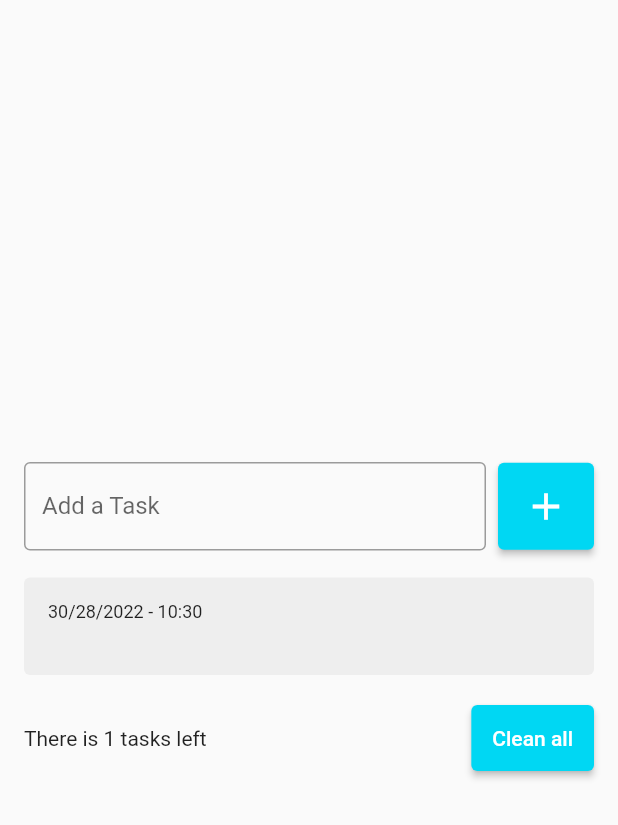
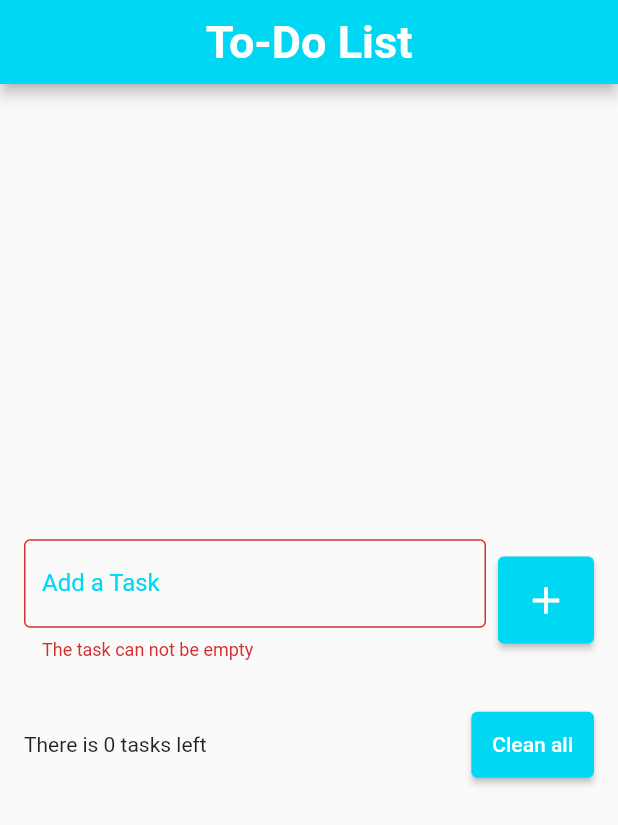
Before and after one commit to Vini-Coding/toDoList, a Flutter app: the screen it shows after launch, after a tap on the "add" icon, on a phone screen of 412 x 824 dp. Shown: the top 825 px of the screen. Run offline on Flutter 3.47's test engine with Material 2 defaults, Android fonts, the phone set to English and light mode, and no system bars; drawn by our look-alikes of flutter_slidable; our stand-ins replace shared_preferences.

Commit message:
Shared Preferences Implementation finished
- Repository file finished
- All Shared Preferences methods created were implemented.
- App bar addind.

```diff
--- a/to_do_list/lib/models/task.dart
+++ b/to_do_list/lib/models/task.dart
@@ -1,5 +1,7 @@
 class Task {
   Task({required this.title, required this.dateTime});
+
+  Task.fromJson(Map<String, dynamic> json) : title = json['title'], dateTime = DateTime.parse(json['dateTime']);
 
   String title;
   DateTime dateTime;
--- a/to_do_list/lib/pages/homepage.dart
+++ b/to_do_list/lib/pages/homepage.dart
@@ -16,11 +16,35 @@ class _HomePageState extends State<HomePage> {
   List<Task> tasks = [];
   Task? deletedTask;
   int? deletedTaskIndex;
+  String? errorText;
+
+  @override
+  void initState() {
+    super.initState();
+
+    tasksListRepository.getTaskList().then((value) {
+      setState(() {
+        tasks = value;
+      });
+    });
+  }
 
   @override
   Widget build(BuildContext context) {
     return SafeArea(
       child: Scaffold(
+        appBar: AppBar(
+          title: const Text(
+            'To-Do List',
+            style: TextStyle(
+              color: Colors.white,
+              fontWeight: FontWeight.w700,
+              fontSize: 30,
+            ),
+          ),
+          centerTitle: true,
+          backgroundColor: const Color(0xff00d7f3),
+        ),
         body: Center(
           child: Padding(
             padding: const EdgeInsets.all(16),
@@ -32,10 +56,20 @@ class _HomePageState extends State<HomePage> {
                     Expanded(
                       child: TextField(
                         controller: taskController,
-                        decoration: const InputDecoration(
-                          border: OutlineInputBorder(),
+                        decoration: InputDecoration(
+                          border: const OutlineInputBorder(),
                           labelText: "Add a Task",
                           hintText: "Ex. Study Flutter",
+                          errorText: errorText,
+                          focusedBorder: const OutlineInputBorder(
+                            borderSide: BorderSide(
+                              color: Color(0xff00d7f3),
+                              width: 2,
+                            ),
+                          ),
+                          labelStyle: const TextStyle(
+                            color: Color(0xff00d7f3),
+                          ),
                         ),
                       ),
                     ),
@@ -44,14 +78,22 @@ class _HomePageState extends State<HomePage> {
                     ),
                     ElevatedButton(
                       onPressed: () {
+                        String text = taskController.text;
+                        if (text.isEmpty) {
+                          setState(() {
+                            errorText = "The task can not be empty";
+                          });
+                          return;
+                        }
+
                         setState(() {
-                          String text = taskController.text;
                           Task newTask =
                               Task(title: text, dateTime: DateTime.now());
                           tasks.add(newTask);
+                          errorText = null;
                         });
-                        tasksListRepository.saveTaksList(tasks);
                         taskController.clear();
+                        tasksListRepository.saveTasksList(tasks);
                       },
                       child: const Icon(
                         Icons.add,
@@ -113,6 +155,7 @@ class _HomePageState extends State<HomePage> {
     setState(() {
       tasks.remove(task);
     });
+    tasksListRepository.saveTasksList(tasks);
 
     ScaffoldMessenger.of(context).clearSnackBars();
     ScaffoldMessenger.of(context).showSnackBar(
@@ -130,6 +173,7 @@ class _HomePageState extends State<HomePage> {
             setState(() {
               tasks.insert(deletedTaskIndex!, deletedTask!);
             });
+            tasksListRepository.saveTasksList(tasks);
           },
         ),
       ),
@@ -157,6 +201,7 @@ class _HomePageState extends State<HomePage> {
               setState(() {
                 tasks.clear();
               });
+              tasksListRepository.saveTasksList(tasks);
             },
             style: TextButton.styleFrom(primary: Colors.red),
             child: const Text('Clean All'),
--- a/to_do_list/lib/repositories/tasks_list_repository.dart
+++ b/to_do_list/lib/repositories/tasks_list_repository.dart
@@ -2,15 +2,20 @@ import 'dart:convert';
 import 'package:shared_preferences/shared_preferences.dart';
 import 'package:to_do_list/models/task.dart';
 
+const tasksListKey = 'tasks_list';
+
 class TasksListRepository {
-  TasksListRepository() {
-    SharedPreferences.getInstance().then((value) => sharedPreferences = value);
+  late SharedPreferences sharedPreferences;
+
+  Future<List<Task>> getTaskList() async {
+    sharedPreferences = await SharedPreferences.getInstance();
+    final String jsonString = sharedPreferences.getString(tasksListKey) ?? '[]';
+    final List jsonDecoded = json.decode(jsonString) as List;
+    return jsonDecoded.map((e) => Task.fromJson(e)).toList();
   }
 
-  late SharedPreferences sharedPreferences;
-
-  void saveTaksList(List<Task> tasks) {
+  void saveTasksList(List<Task> tasks) {
     final String jsonString = json.encode(tasks);
-    sharedPreferences.setString('tasks_list', jsonString);
+    sharedPreferences.setString(tasksListKey, jsonString);
   }
 }
```
